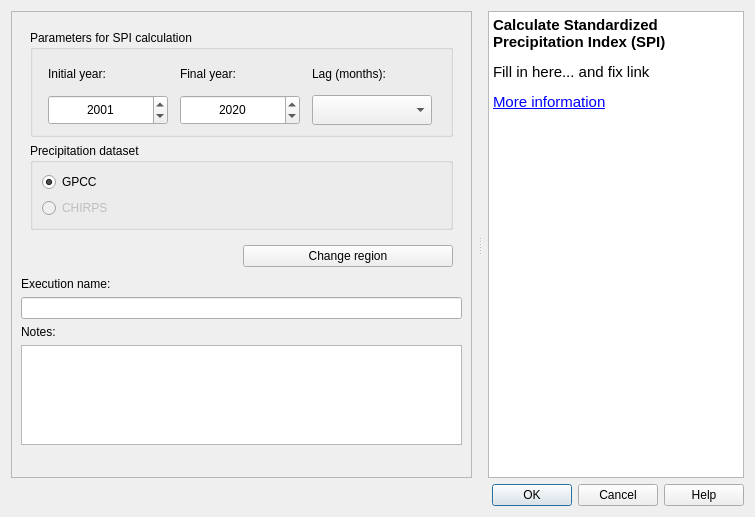
Above: LDMP/gui/DlgCalculateDrought.ui from ConservationInternational/trends.earth before the change. Below: the same form after it.
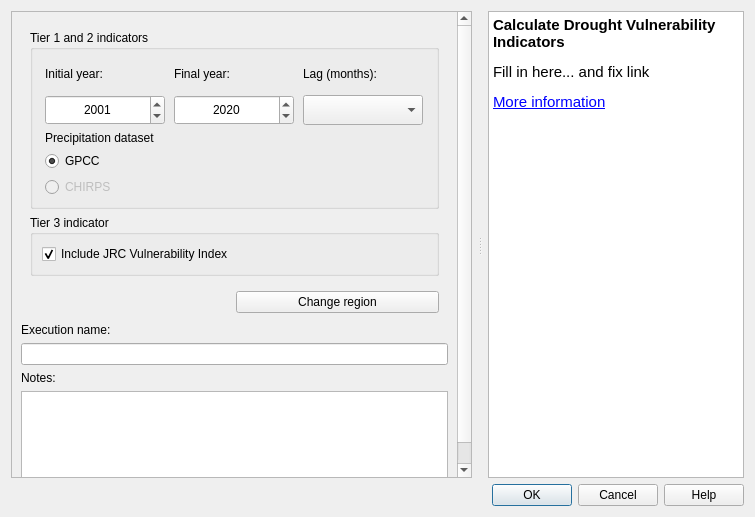
That is the form after the change.

Commit message: Add summary table generation for drought vulnerability

Patch:
```diff
--- a/LDMP/gui/DlgCalculateDrought.ui
+++ b/LDMP/gui/DlgCalculateDrought.ui
@@ -68,7 +68,7 @@
             <x>0</x>
             <y>0</y>
             <width>446</width>
-            <height>473</height>
+            <height>525</height>
            </rect>
           </property>
           <layout class="QVBoxLayout" name="verticalLayout_7">
@@ -96,7 +96,7 @@
                  </size>
                 </property>
                 <property name="title">
-                 <string>Parameters for SPI calculation</string>
+                 <string>Tier 1 and 2 indicators</string>
                 </property>
                 <layout class="QGridLayout" name="gridLayout_8">
                  <item row="0" column="0">
@@ -230,16 +230,26 @@
                    </property>
                   </widget>
                  </item>
-                </layout>
-               </widget>
-              </item>
+                 <item row="4" column="0" colspan="3">
+                  <layout class="QVBoxLayout" name="verticalLayout_2">
               <item>
-               <widget class="QGroupBox" name="groupBox_3">
-                <property name="title">
+                    <widget class="QLabel" name="label_2">
+                     <property name="text">
                  <string>Precipitation dataset</string>
                 </property>
-                <layout class="QGridLayout" name="gridLayout">
-                 <item row="1" column="0" colspan="2">
+                    </widget>
+                   </item>
+                   <item>
+                    <widget class="QRadioButton" name="precip_gpcc_radio">
+                     <property name="text">
+                      <string>GPCC</string>
+                     </property>
+                     <property name="checked">
+                      <bool>true</bool>
+                     </property>
+                    </widget>
+                   </item>
+                   <item>
                   <widget class="QRadioButton" name="precip_chirps_radio">
                    <property name="enabled">
                     <bool>false</bool>
@@ -255,10 +265,21 @@
                    </property>
                   </widget>
                  </item>
+                  </layout>
+                 </item>
+                </layout>
+               </widget>
+              </item>
+              <item>
+               <widget class="QGroupBox" name="groupBox_3">
+                <property name="title">
+                 <string>Tier 3 indicator</string>
+                </property>
+                <layout class="QGridLayout" name="gridLayout">
                  <item row="0" column="0">
-                  <widget class="QRadioButton" name="precip_gpcc_radio">
+                  <widget class="QCheckBox" name="checkBox">
                    <property name="text">
-                    <string>GPCC</string>
+                    <string>Include JRC Vulnerability Index</string>
                    </property>
                    <property name="checked">
                     <bool>true</bool>
@@ -387,7 +408,7 @@
 &lt;html&gt;&lt;head&gt;&lt;meta name=&quot;qrichtext&quot; content=&quot;1&quot; /&gt;&lt;style type=&quot;text/css&quot;&gt;
 p, li { white-space: pre-wrap; }
 &lt;/style&gt;&lt;/head&gt;&lt;body style=&quot; font-family:'MS Shell Dlg 2'; font-size:12pt; font-weight:400; font-style:normal;&quot;&gt;
-&lt;p style=&quot; margin-top:16px; margin-bottom:12px; margin-left:0px; margin-right:0px; -qt-block-indent:0; text-indent:0px;&quot;&gt;&lt;span style=&quot; font-family:'Ubuntu'; font-size:11pt; font-weight:600;&quot;&gt;Calculate Standardized Precipitation Index (SPI)&lt;/span&gt;&lt;/p&gt;
+&lt;p style=&quot; margin-top:16px; margin-bottom:12px; margin-left:0px; margin-right:0px; -qt-block-indent:0; text-indent:0px;&quot;&gt;&lt;span style=&quot; font-family:'Ubuntu'; font-size:11pt; font-weight:600;&quot;&gt;Calculate Drought Vulnerability Indicators&lt;/span&gt;&lt;/p&gt;
 &lt;p style=&quot; margin-top:12px; margin-bottom:12px; margin-left:0px; margin-right:0px; -qt-block-indent:0; text-indent:0px;&quot;&gt;&lt;span style=&quot; font-family:'Ubuntu'; font-size:11pt;&quot;&gt;Fill in here... and fix link&lt;/span&gt;&lt;/p&gt;
 &lt;p style=&quot; margin-top:12px; margin-bottom:12px; margin-left:0px; margin-right:0px; -qt-block-indent:0; text-indent:0px;&quot;&gt;&lt;a href=&quot;http://trends.earth/docs/en/background/understanding_indicators15.html#&quot;&gt;&lt;span style=&quot; font-family:'Ubuntu'; font-size:11pt; text-decoration: underline; color:#0000ff;&quot;&gt;More information&lt;/span&gt;&lt;/a&gt;&lt;/p&gt;&lt;/body&gt;&lt;/html&gt;</string>
       </property>
```
Left out of the diff: 26 changed lines with no effect on the pictures. Lines whose indentation alone changed are shown as unchanged. The commit also changes 21 other files.
